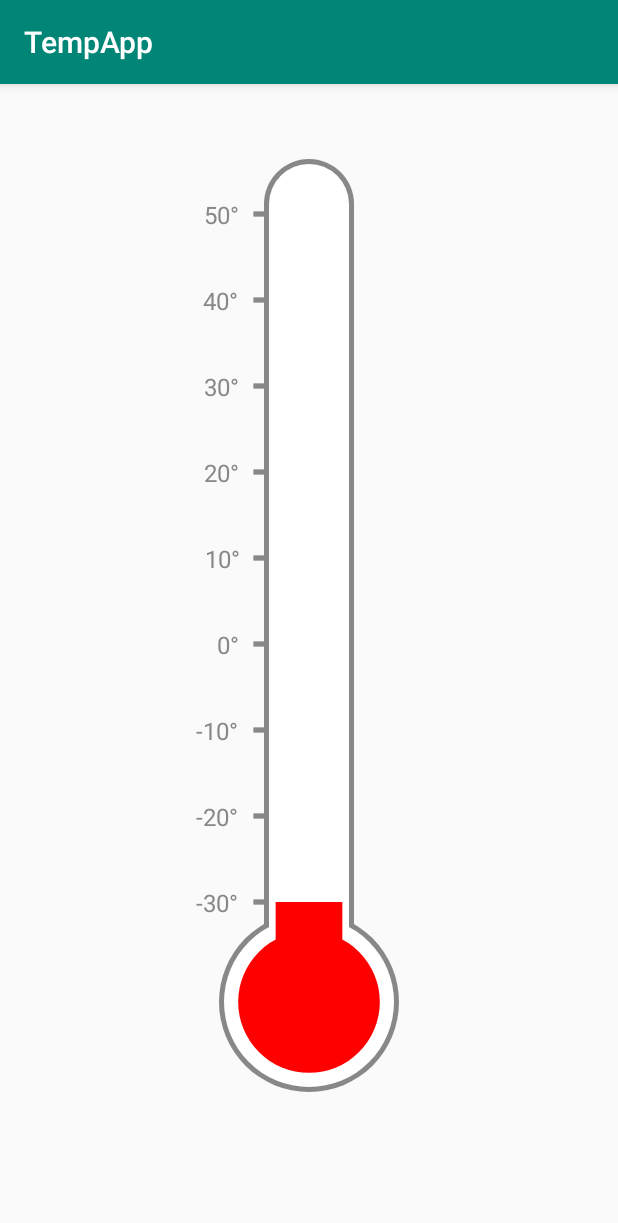
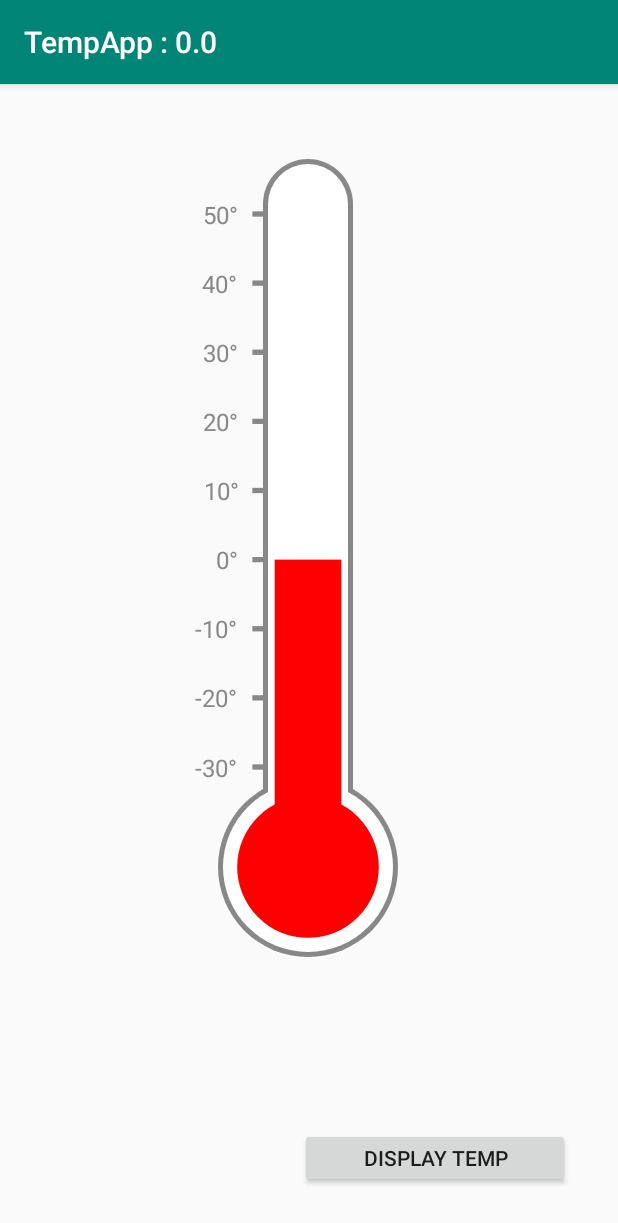
Before and after one commit to NiravSurajlal/AndroidStudioProjects, an Android app: the screen it shows after launch (MainActivity), on a phone screen of 412 x 824 dp. Shown: the top 1223 px of the screen. Run offline under Robolectric (Android 15) with nearby library versions, the phone set to English and light mode, and no system bars.

Commit message:
Display Temp

```diff
--- a/TempAp/app/src/main/java/com/example/tempapp/MainActivity.java
+++ b/TempAp/app/src/main/java/com/example/tempapp/MainActivity.java
@@ -11,10 +11,16 @@ import android.hardware.SensorManager;
 import android.os.Bundle;
 import android.os.BatteryManager;
 //import android.support.v7.app.AppCompatActivity;
+//import android.os.Environment;
+import android.view.View;
+import android.widget.EditText;
 import android.widget.Toast;
 
 import androidx.appcompat.app.AppCompatActivity;
 
+//import java.io.File;
+//import java.io.FileOutputStream;
+//import java.io.IOException;
 import java.util.Timer;
 import java.util.TimerTask;
 
@@ -26,6 +32,8 @@ public class MainActivity extends AppCompatActivity implements SensorEventListen
     private float temperature;
     private Timer timer;
     private float battTemp;
+
+    public static final String EXTRA_MESSAGE = "com.example.tempapp.MESSAGE";
 
     private BroadcastReceiver br = new BroadcastReceiver() {
         @Override
@@ -50,13 +58,24 @@ public class MainActivity extends AppCompatActivity implements SensorEventListen
 
         inf = new IntentFilter(Intent.ACTION_BATTERY_CHANGED);
         registerReceiver(br, inf);
+
+    }
+
+    /** Called when the user taps the Send button */
+    public void sendMessage(View view) {
+        // Do something in response to button
+        Intent intent = new Intent(this, DisplayTempActivity.class);
+        String message = "Battery temperature is: " + Float.toString(battTemp);
+        intent.putExtra(EXTRA_MESSAGE, message);
+        startActivity(intent);
     }
 
     @Override
     protected void onResume() {
         super.onResume();
         /**change here and unreg_all func to: use below & NOT use timer.cancel() when not simulating**/
-        loadAmbientTemperature();
+//        loadAmbientTemperature();
+        getTemp();
 //        simulateAmbientTemperature();
     }
 
@@ -68,6 +87,36 @@ public class MainActivity extends AppCompatActivity implements SensorEventListen
 
 
     public float getTemp(){
+
+        /** battery temp to thermometer **/
+        timer = new Timer();
+
+        timer.scheduleAtFixedRate(new TimerTask() {
+
+            @Override
+            public void run() {
+                temperature = battTemp;
+
+                runOnUiThread(new Runnable() {
+                    @Override
+                    public void run() {
+                        thermometer.setCurrentTemp(temperature);
+                        getSupportActionBar().setTitle(getString(R.string.app_name) + " : " + temperature);
+                    }
+                });
+            }
+        }, 0, 500);
+
+//        /** creates file and appends **/
+//        String FILENAME = "BattTemps.csv";
+//        String entry = battTemp + "\n";
+//        try{
+//            FileOutputStream out = openFileOutput(FILENAME, Context.MODE_APPEND);
+//            out.write(entry.getBytes());
+//            out.close();
+//        } catch(Exception e){
+//            e.printStackTrace();
+//        }
         return battTemp;
     }
 
--- a/TempAp/app/src/main/res/layout/activity_main.xml
+++ b/TempAp/app/src/main/res/layout/activity_main.xml
@@ -1,20 +1,34 @@
 <?xml version="1.0" encoding="utf-8"?>
 <RelativeLayout xmlns:android="http://schemas.android.com/apk/res/android"
+    xmlns:app="http://schemas.android.com/apk/res-auto"
     xmlns:tools="http://schemas.android.com/tools"
-    xmlns:app="http://schemas.android.com/apk/res-auto"
     android:id="@+id/activity_main"
     android:layout_width="match_parent"
     android:layout_height="match_parent"
     android:paddingBottom="16dp">
 
     <com.example.tempapp.Thermometer
+        android:id="@+id/thermometer"
+        android:layout_width="263dp"
+        android:layout_height="532dp"
+        android:layout_alignParentTop="true"
+        android:layout_centerHorizontal="true"
         android:layout_marginTop="50dp"
         android:layout_marginBottom="80dp"
-        android:id="@+id/thermometer"
-        android:layout_width="match_parent"
-        android:layout_height="wrap_content"
-        android:layout_centerHorizontal="true"
-        app:radius="60dp"/>
+        app:radius="60dp" />
+
+    <Button
+        android:id="@+id/button2"
+        android:layout_width="180dp"
+        android:layout_height="40dp"
+        android:layout_alignParentStart="true"
+        android:layout_alignParentLeft="true"
+        android:layout_alignParentBottom="true"
+        android:layout_marginStart="200dp"
+        android:layout_marginLeft="200dp"
+        android:layout_marginBottom="16dp"
+        android:onClick="sendMessage"
+        android:text="@string/display_temp" />
     <!--android:layout_marginLeft="@dimen/activity_horizontal_margin"-->
     <!--android:layout_marginRight="@dimen/activity_horizontal_margin"-->
     <!--app:innerColor="@color/innerColor"-->
--- a/TempAp/app/src/main/res/values/strings.xml
+++ b/TempAp/app/src/main/res/values/strings.xml
@@ -1,3 +1,4 @@
 <resources>
     <string name="app_name">TempApp</string>
+    <string name="display_temp">Display Temp</string>
 </resources>
```
Also changed, not shown: TempAp/app/src/main/AndroidManifest.xml (+10 -1 lines), TempAp/app/src/main/java/com/example/tempapp/DisplayTempActivity.java (added, +24 -0 lines), TempAp/app/src/main/res/layout/activity_display_temp.xml (added, +18 -0 lines). Lines whose indentation alone changed are shown as unchanged.
